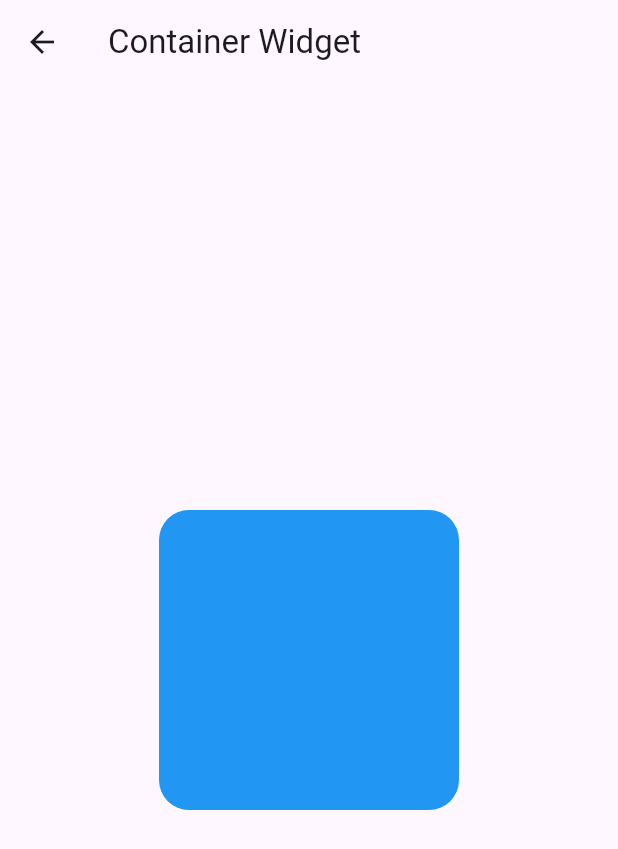
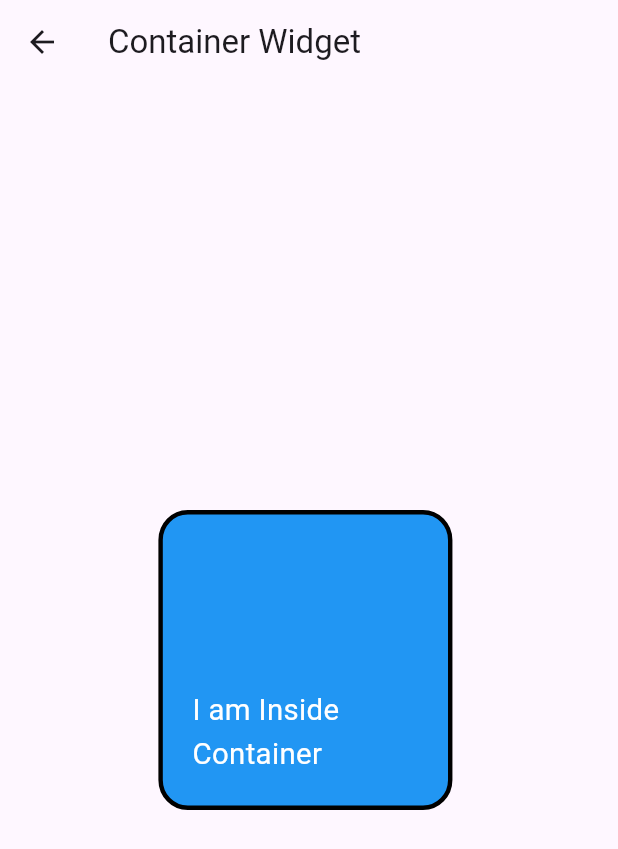
Before and after one commit to Rutuja-Lad/Hello_Flutter, a Flutter app: the screen it shows after launch, after a tap on "See container widget", on a phone screen of 412 x 824 dp. Shown: the top 849 px of the screen. Run offline on Flutter 3.47's test engine with Material 3 defaults, Android fonts, the phone set to English and light mode, and no system bars; missing offline and left inert: dart:html.

Commit message:
Add files via upload

```diff
--- a/Hello_Flutter/lib/Container.dart
+++ b/Hello_Flutter/lib/Container.dart
@@ -13,9 +13,18 @@ class ContainerPage extends StatelessWidget {
           child: Container(
             width: 200,
             height: 200,
+            margin: const EdgeInsets.all(20),
+            padding: const EdgeInsets.all(20),
+            alignment: Alignment.bottomCenter,
+            transform: Matrix4.rotationY(0.2),
             decoration: BoxDecoration(
               color: Colors.blue,
               borderRadius: BorderRadius.circular(20),
+              border: Border.all(color: Colors.black, width: 3),
+            ),
+            child: Text(
+              "I am Inside Container",
+              style: TextStyle(fontSize: 20, color: Colors.white),
             ),
           ),
         ));
--- a/Hello_Flutter/lib/main.dart
+++ b/Hello_Flutter/lib/main.dart
@@ -1,5 +1,9 @@
 import 'package:flutter/material.dart';
 import 'package:helloworld/Container.dart';
+import 'package:helloworld/Buttons.dart';
+import 'package:helloworld/ColumnsandRows.dart';
+import 'package:helloworld/Inkwell.dart';
+import 'package:helloworld/listView.dart';
 
 void main() => runApp(MyApp());
 
@@ -18,7 +22,7 @@ class MyApp extends StatelessWidget {
         primarySwatch: Colors.blue,
       ),
       // A widget which will be started on application startup
-      home: MyHomePage(title: 'Flutter Demo Home Page'),
+      home: MyHomePage(title: 'Hello Flutter'),
     );
   }
 }
@@ -32,10 +36,17 @@ class MyHomePage extends StatelessWidget {
     return Scaffold(
         appBar: AppBar(
           // The title text which will be shown on the action bar
-        title: Text(title),
+          backgroundColor: Colors.black,
+          title: Text(title,
+              style: TextStyle(color: Colors.white),
+              textAlign: TextAlign.center),
         ),
-      body: Center(
-          child: ElevatedButton(
+        body: SingleChildScrollView(
+          child: Column(
+              mainAxisAlignment: MainAxisAlignment.spaceEvenly,
+              crossAxisAlignment: CrossAxisAlignment.center,
+              children: [
+                ElevatedButton(
                   onPressed: () {
                     Navigator.push(
                       context,
@@ -43,7 +54,50 @@ class MyHomePage extends StatelessWidget {
                     );
                   },
                   child: Text('See container widget'),
+                ),
+                SizedBox(height: 10),
+                ElevatedButton(
+                    onPressed: () {
+                      Navigator.push(
+                          context,
+                          MaterialPageRoute(
+                              builder: (context) => ButtonWidget()));
+                    },
+                    child: Text(
+                      "Bottons",
                     )),
-    );
+                SizedBox(height: 10),
+                ElevatedButton(
+                    onPressed: () {
+                      Navigator.push(
+                          context,
+                          MaterialPageRoute(
+                              builder: (context) => CoumnsandRows()));
+                    },
+                    child: Text(
+                      "Columns and Rows",
+                    )),
+                SizedBox(height: 10),
+                ElevatedButton(
+                    onPressed: () {
+                      Navigator.push(context,
+                          MaterialPageRoute(builder: (context) => Inkwell()));
+                    },
+                    child: Text(
+                      "InkWell",
+                    )),
+                SizedBox(height: 10),
+                ElevatedButton(
+                    onPressed: () {
+                      Navigator.push(
+                          context,
+                          MaterialPageRoute(
+                              builder: (context) => ListViewWidget()));
+                    },
+                    child: Text(
+                      "ListView Widget",
+                    ))
+              ]),
+        ));
   }
 }
```
Also changed, not shown: Hello_Flutter/lib/Buttons.dart (added, +29 -0 lines), Hello_Flutter/lib/ColumnsandRows.dart (added, +57 -0 lines), Hello_Flutter/lib/Inkwell.dart (added, +57 -0 lines), Hello_Flutter/lib/listView.dart (added, +27 -0 lines). Lines whose indentation alone changed are shown as unchanged.
